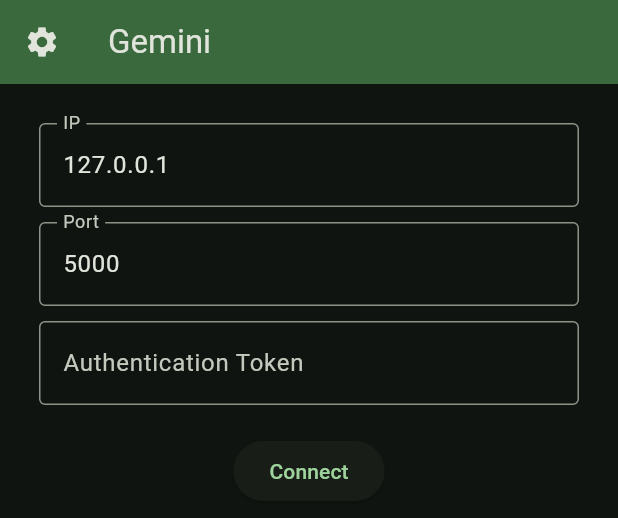
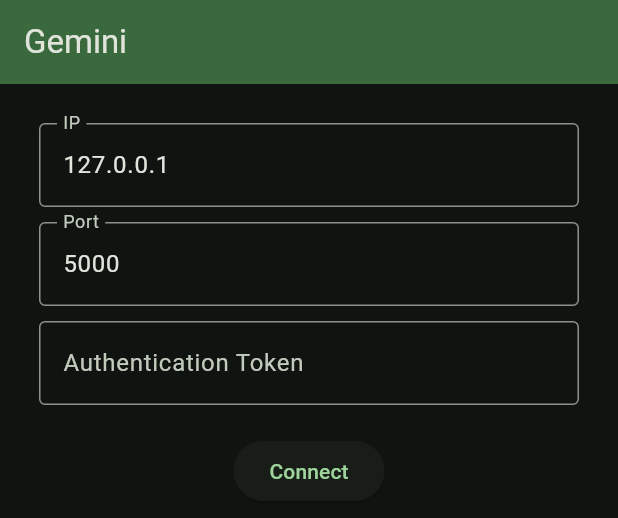
Before and after one commit to javidahmed64592/rpi-ai, a Flutter app: the SettingsDialog widget shown alone on an empty page, opened directly, after a tap on "Close", on a phone screen of 412 x 824 dp. Shown: the top 518 px of the screen. Run offline on Flutter 3.47's test engine with Material 3 defaults, Android fonts, the phone set to English and light mode, and no system bars.

Commit message:
Refactor SettingsDialog to remove IP and Port fields; update tests for new behavior

```diff
--- a/ui/lib/components/settings_dialog.dart
+++ b/ui/lib/components/settings_dialog.dart
@@ -1,53 +1,10 @@
 import 'package:flutter/material.dart';
-import 'package:flutter/services.dart';
-import 'package:provider/provider.dart';
-import '../app_state.dart';
 
 class SettingsDialog extends StatelessWidget {
   const SettingsDialog({super.key});
 
   @override
   Widget build(BuildContext context) {
-    final appState = Provider.of<AppState>(context, listen: false);
-    final TextEditingController ipController =
-        TextEditingController(text: appState.ip);
-    final TextEditingController portController =
-        TextEditingController(text: appState.port.toString());
-
-    Widget ipTextField() {
-      return TextField(
-        controller: ipController,
-        decoration: const InputDecoration(
-          border: OutlineInputBorder(),
-          labelText: 'IP',
-        ),
-        keyboardType: const TextInputType.numberWithOptions(decimal: true),
-        inputFormatters: <TextInputFormatter>[
-          FilteringTextInputFormatter.allow(RegExp(r'[0-9.]'))
-        ],
-        onChanged: appState.setIp,
-      );
-    }
-
-    Widget portTextField() {
-      return TextField(
-        controller: portController,
-        decoration: const InputDecoration(
-          border: OutlineInputBorder(),
-          labelText: 'Port',
-        ),
-        keyboardType: TextInputType.number,
-        inputFormatters: <TextInputFormatter>[
-          FilteringTextInputFormatter.digitsOnly
-        ],
-        onChanged: (String value) {
-          if (value.isNotEmpty) {
-            appState.setPort(int.parse(value));
-          }
-        },
-      );
-    }
-
     Widget closeButton() {
       return TextButton(
         child: const Text('Close'),
@@ -59,13 +16,9 @@
 
     return AlertDialog(
       title: const Text('Settings'),
-      content: Column(
+      content: const Column(
         mainAxisSize: MainAxisSize.min,
-        children: <Widget>[
-          ipTextField(),
-          const SizedBox(height: 10),
-          portTextField(),
-        ],
+        children: <Widget>[],
       ),
       actions: <Widget>[
         closeButton(),
--- a/ui/lib/pages/home_page.dart
+++ b/ui/lib/pages/home_page.dart
@@ -55,7 +55,8 @@
       appBar: AppBar(
         backgroundColor: Theme.of(context).colorScheme.inversePrimary,
         title: const Text('Gemini'),
-        leading: const SettingsButton(),
+        actions:
+            appState.activePage != 'login' ? [const SettingsButton()] : null,
       ),
       body: Center(
         child: Padding(
```
Also changed, not shown: 2 other files.
